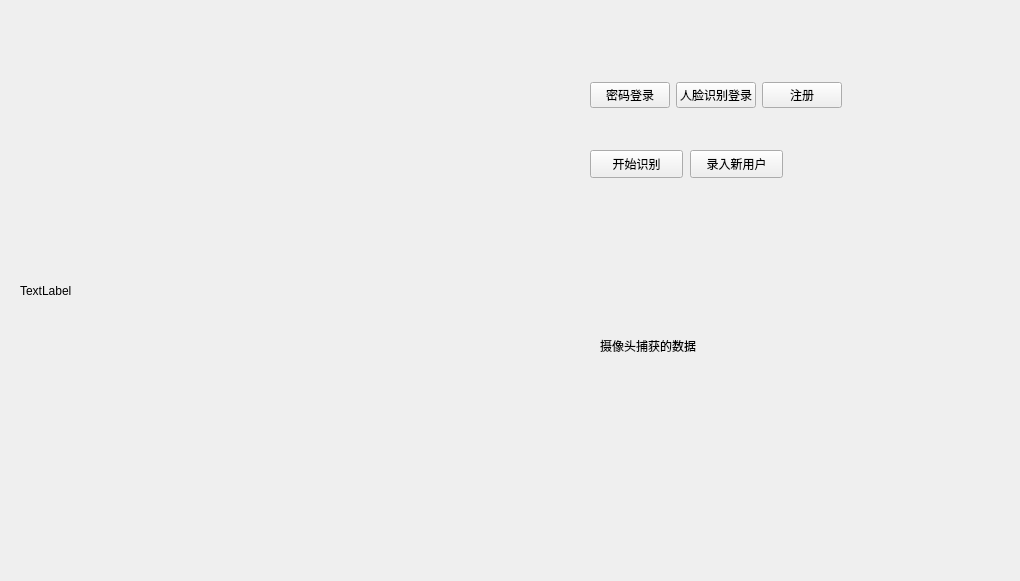
Old version of the form window/register.ui in the repository zzuwcc/zzu-12.
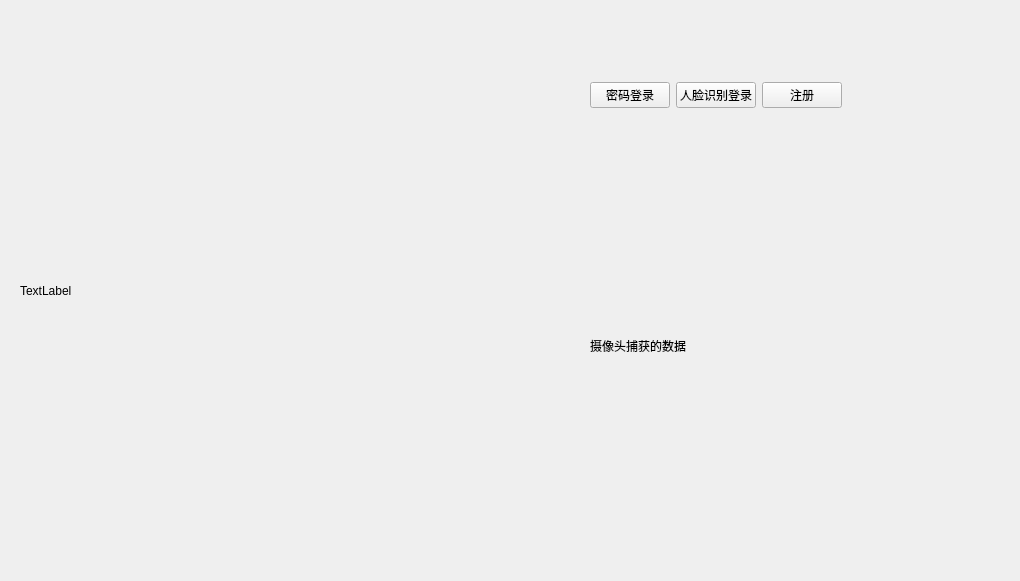
New version of the form. The open tabs and pages were chosen to show the change.

Patch:
```diff
--- a/window/register.ui
+++ b/window/register.ui
@@ -68,7 +68,7 @@
   <widget class="QStackedWidget" name="stackedWidget">
    <property name="geometry">
     <rect>
-     <x>590</x>
+     <x>580</x>
      <y>140</y>
      <width>411</width>
      <height>341</height>
@@ -164,32 +164,6 @@
       <string>摄像头捕获的数据</string>
      </property>
     </widget>
-    <widget class="QPushButton" name="pushButton_6">
-     <property name="geometry">
-      <rect>
-       <x>0</x>
-       <y>10</y>
-       <width>93</width>
-       <height>28</height>
-      </rect>
-     </property>
-     <property name="text">
-      <string>开始识别</string>
-     </property>
-    </widget>
-    <widget class="QPushButton" name="pushButton_9">
-     <property name="geometry">
-      <rect>
-       <x>100</x>
-       <y>10</y>
-       <width>93</width>
-       <height>28</height>
-      </rect>
-     </property>
-     <property name="text">
-      <string>录入新用户</string>
-     </property>
-    </widget>
    </widget>
    <widget class="QWidget" name="page_4">
     <widget class="QWidget" name="formLayoutWidget_2">
```
Left out of the diff: 58 changed lines with no effect on the pictures.
